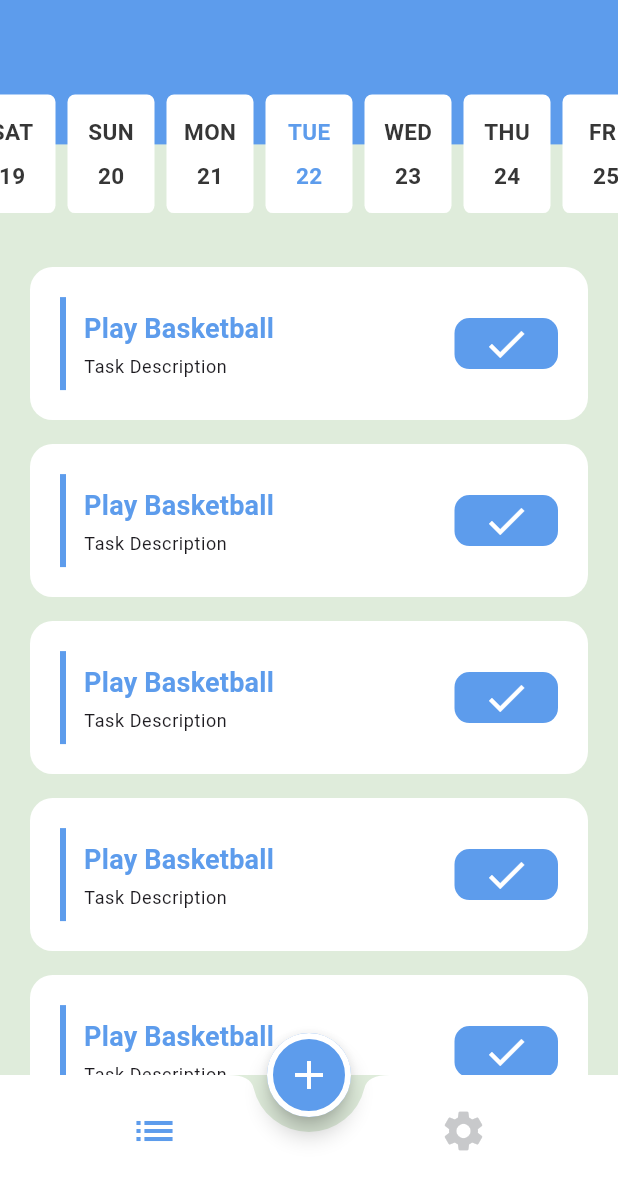
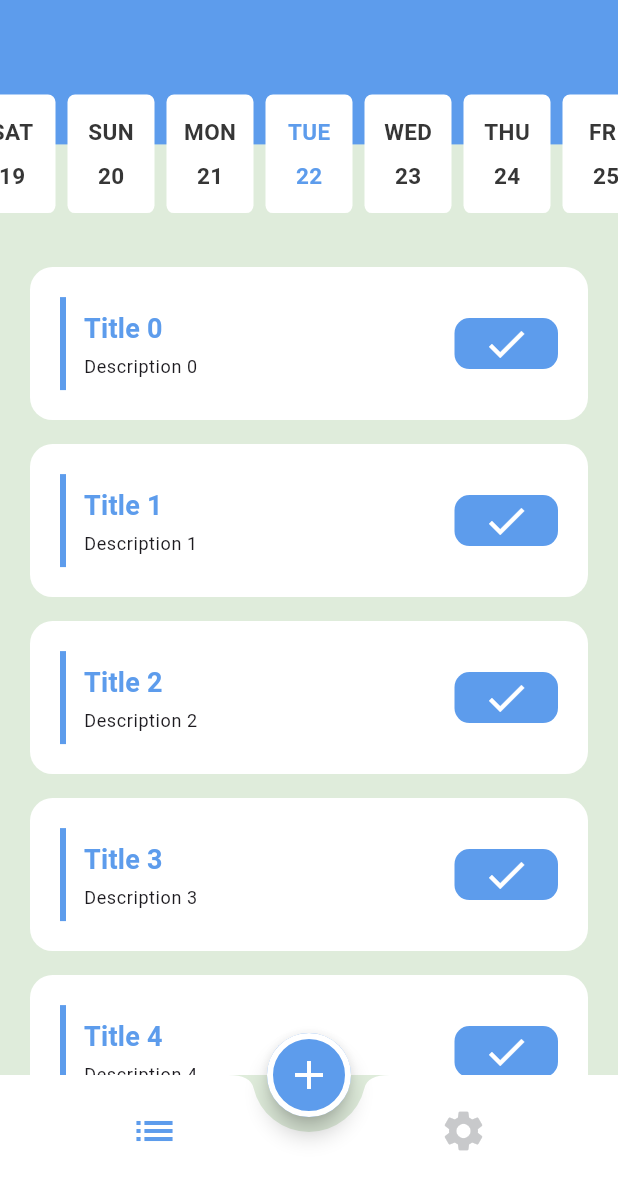
Before and after one commit to khadija159/todo, a Flutter app: the screen it shows after launch, on a phone screen of 412 x 824 dp, the part 41-1236 px from its top. Run offline on Flutter 3.47's test engine with Material 3 defaults, Android fonts, the phone set to English and light mode, and no system bars; drawn by our look-alikes of easy_date_timeline.

Commit message:
create task model

```diff
--- a/lib/home_screen.dart
+++ b/lib/home_screen.dart
@@ -1,5 +1,6 @@
 import 'package:flutter/cupertino.dart';
 import 'package:flutter/material.dart';
+import 'package:todo/tabs/tasks/add_task_bottom_sheet.dart';
 import 'app_theme.dart';
 import 'tabs/tasks/tasks_tab.dart';
 import 'tabs/settings/settings_tab.dart';
@@ -49,7 +50,9 @@ class _HomeScreenState extends State<HomeScreen>{
             ]),
       ),
       floatingActionButton: FloatingActionButton(
-          onPressed: () => showModalBottomSheet(context: context, builder: (_) => ),
+          onPressed: () => showModalBottomSheet(
+            context: context,
+            builder: (_) => AddTaskBottomSheet(), ),
           child: Icon(
               Icons.add,
               size: 32,
--- /dev/null
+++ b/lib/models/task_model.dart
@@ -0,0 +1,15 @@
+class TaskModel {
+  String id;
+  String title;
+  String description;
+  DateTime date;
+  bool isDone;
+
+  TaskModel({
+    this.id = '',
+    required this.title,
+    required this.description,
+    required this.date,
+    this.isDone = false,
+});
+}
--- a/lib/tabs/tasks/add_task_bottom_sheet.dart
+++ b/lib/tabs/tasks/add_task_bottom_sheet.dart
@@ -2,6 +2,7 @@ import 'package:flutter/material.dart';
 import 'package:intl/intl.dart';
 import 'package:todo/default_text_form_field.dart';
 import 'package:todo/default_elevated_button.dart';
+import 'package:todo/models/task_model.dart';
 
 class AddTaskBottomSheet extends StatefulWidget{
   @override
@@ -92,6 +93,9 @@ class _AddTaskBottomSheetState extends State<AddTaskBottomSheet>{
     );
   }
   void addTask(){
-    print('function called');
+    TaskModel task = TaskModel(
+        title: titleController.text,
+        description: descriptionController.text,
+        date: selectedDate)
   }
 }
--- a/lib/tabs/tasks/task_item.dart
+++ b/lib/tabs/tasks/task_item.dart
@@ -1,7 +1,12 @@
 import 'package:flutter/material.dart';
 import 'package:todo/app_theme.dart';
+import 'package:todo/models/task_model.dart';
 
 class TaskItem extends StatelessWidget {
+  TaskItem(this.task);
+
+  TaskModel task;
+
   @override
   Widget build(BuildContext context) {
     TextTheme textTheme = Theme.of(context).textTheme;
@@ -25,12 +30,12 @@ class TaskItem extends StatelessWidget {
             crossAxisAlignment: CrossAxisAlignment.start,
             children: [
               Text(
-                  'Play Basketball',
+                  task.title,
                   style: textTheme.titleMedium?.copyWith(color: AppTheme.primary),
               ),
               SizedBox(height: 4,),
               Text(
-                  'Task Description',
+                  task.description,
                 style: textTheme.bodySmall,
               )
             ],
--- a/lib/tabs/tasks/tasks_tab.dart
+++ b/lib/tabs/tasks/tasks_tab.dart
@@ -1,12 +1,21 @@
 import 'package:easy_date_timeline/easy_date_timeline.dart';
 import 'package:flutter/material.dart';
 import 'package:todo/app_theme.dart';
+import 'package:todo/models/task_model.dart';
 import 'task_item.dart';
 
 class TasksTab extends StatelessWidget{
   @override
   Widget build(BuildContext context) {
     double screenHeight = MediaQuery.sizeOf(context).height;
+    List<TaskModel> tasks = List.generate(
+        10,
+        (index) => TaskModel(
+            title: 'Title $index',
+            description: 'Description $index',
+            date: DateTime.now()
+        ),
+    );
 
     return Column(
       children: [
@@ -80,7 +89,7 @@ class TasksTab extends StatelessWidget{
         Expanded(
             child: ListView.builder(
               padding: EdgeInsets.only(top: 20),
-              itemBuilder: (_, index) => TaskItem(),itemCount: 10,)
+              itemBuilder: (_, index) => TaskItem(tasks[index]),itemCount: tasks.length,)
         ),
       ],
     );
```
